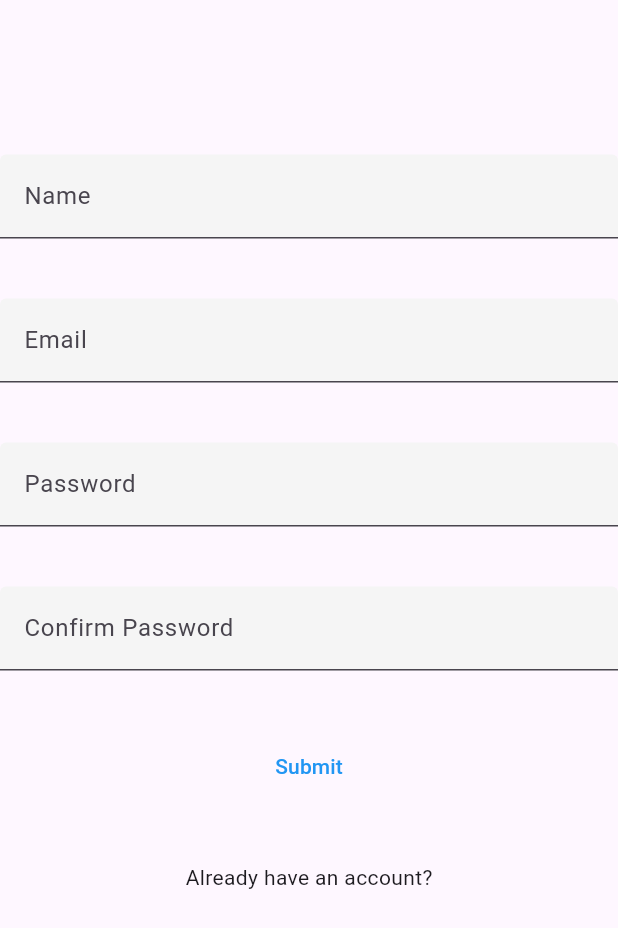
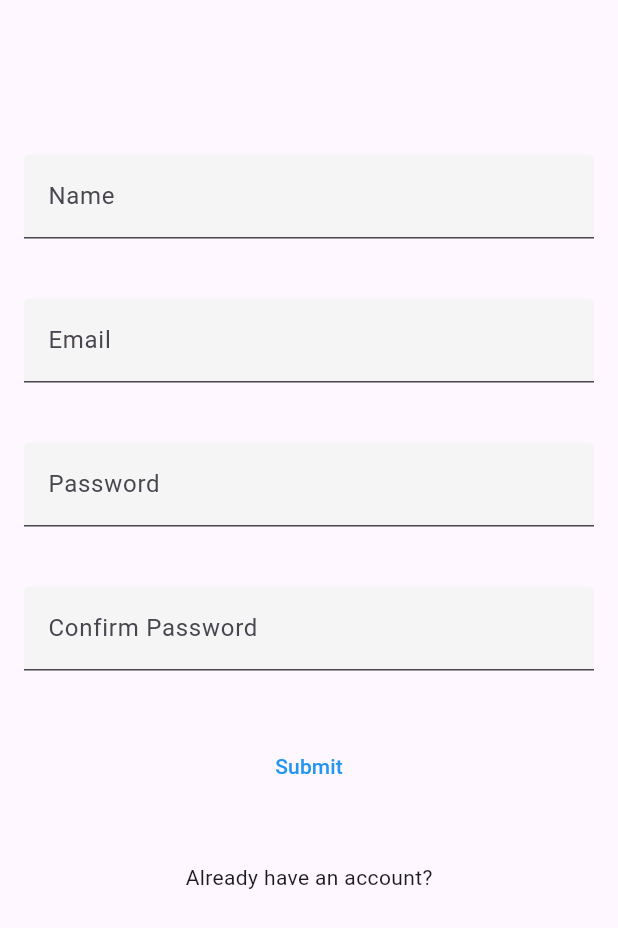
Before and after one commit to wallas938/firebase_auth_tuto, a Flutter app: the MyLoginPage screen opened by its route, after a tap on "Create an account?", on a phone screen of 412 x 824 dp. Shown: the top 928 px of the screen. Run offline on Flutter 3.47's test engine with Material 3 defaults, Android fonts, the phone set to English and light mode, and no system bars; our stand-ins replace firebase_core; accounts and stored records are empty; statements that could not run were skipped.

Commit message:
gerer le submit

```diff
--- a/lib/main.dart
+++ b/lib/main.dart
@@ -56,7 +56,7 @@ class FieldData {
   TextEditingController textEditingController;
   FocusNode focusNode;
   bool isFocused;
-  bool errorState;
+  bool hasError;
   String? errorMessage;
 
   FieldData(
@@ -64,7 +64,7 @@ class FieldData {
       required this.focusNode,
       required this.isFocused,
       required this.errorMessage,
-      required this.errorState});
+      required this.hasError});
 }
 
 class MyApp extends StatelessWidget {
@@ -99,7 +99,6 @@ class _MyLoginPageState extends State<MyLoginPage> {
   @override
   Widget build(BuildContext context) {
     final screenH = MediaQuery.of(context).size.height;
-    print("screenH : $screenH");
     return Scaffold(
         body: Padding(
       padding: EdgeInsets.only(top: screenH / 4),
@@ -180,14 +179,11 @@ class _MySignupPageState extends State<SignupPage> {
             focusNode: FocusNode(),
             isFocused: false,
             errorMessage: null,
-            errorState: false)
+            hasError: false)
       });
       fieldsData[name]?.focusNode.addListener(() {
         setState(() {
           fieldsData[name]?.isFocused = fieldsData[name]!.focusNode.hasFocus;
-          if (kDebugMode) {
-            print(fieldsData[name]?.isFocused);
-          }
         });
       });
     }
@@ -200,10 +196,10 @@ class _MySignupPageState extends State<SignupPage> {
           {
             if (value.isEmpty) {
               fieldsData[field]?.errorMessage = 'Name cannot be empty.';
-              fieldsData[field]?.errorState = true;
+              fieldsData[field]?.hasError = true;
             } else {
               fieldsData[field]?.errorMessage = null;
-              fieldsData[field]?.errorState = false;
+              fieldsData[field]?.hasError = false;
             }
           }
         case 'email':
@@ -211,10 +207,10 @@ class _MySignupPageState extends State<SignupPage> {
             if (value.isEmpty || !regex.hasMatch(value)) {
               fieldsData[field]?.errorMessage =
                   'Entered email is not correctly formated.';
-              fieldsData[field]?.errorState = true;
+              fieldsData[field]?.hasError = true;
             } else {
               fieldsData[field]?.errorMessage = null;
-              fieldsData[field]?.errorState = false;
+              fieldsData[field]?.hasError = false;
             }
           }
         case 'password':
@@ -222,10 +218,10 @@ class _MySignupPageState extends State<SignupPage> {
             if (value.length < 6) {
               fieldsData[field]?.errorMessage =
                   'Your password must be at least six characters long.';
-              fieldsData[field]?.errorState = true;
+              fieldsData[field]?.hasError = true;
             } else {
               fieldsData[field]?.errorMessage = null;
-              fieldsData[field]?.errorState = false;
+              fieldsData[field]?.hasError = false;
             }
           }
         case 'confirmedPassword':
@@ -233,11 +229,11 @@ class _MySignupPageState extends State<SignupPage> {
             if (tempPassword.isNotEmpty && value != tempPassword ||
                 tempPassword.isEmpty) {
               fieldsData[field]?.errorMessage = 'Both passwords do not match.';
-              fieldsData[field]?.errorState = true;
+              fieldsData[field]?.hasError = true;
               errors[field] = 'Both passwords do not match';
             } else {
               fieldsData[field]?.errorMessage = null;
-              fieldsData[field]?.errorState = false;
+              fieldsData[field]?.hasError = false;
             }
           }
       }
@@ -255,8 +251,7 @@ class _MySignupPageState extends State<SignupPage> {
   }
 
   void signup() {
-    if (kDebugMode) {
-    }
+    if (kDebugMode) {}
   }
 
   @override
@@ -265,6 +260,8 @@ class _MySignupPageState extends State<SignupPage> {
     return Scaffold(
         body: Padding(
       padding: EdgeInsets.only(top: screenH / 8),
+      child: Padding(
+        padding: const EdgeInsets.symmetric(horizontal: 16.0),
         child: Center(
           child: SizedBox(
             width: 500,
@@ -280,16 +277,17 @@ class _MySignupPageState extends State<SignupPage> {
                       labelText: "Name",
                       filled: true,
                       fillColor: Colors.grey[100],
-                    errorText: fieldsData['name']?.errorMessage),
+                      errorText: !fieldsData['name']!.isFocused &&
+                              fieldsData['name']!.hasError
+                          ? fieldsData['name']?.errorMessage
+                          : null),
                 ),
                 const SizedBox(
                   height: 40,
                 ),
                 TextField(
                   onChanged: (text) {
-                  if (!fieldsData['email']!.isFocused) {
                     validateFieldValues('email', text);
-                  }
                   },
                   focusNode: fieldsData['email']?.focusNode,
                   controller: fieldsData['email']?.textEditingController,
@@ -298,7 +296,10 @@ class _MySignupPageState extends State<SignupPage> {
                       labelText: "Email",
                       filled: true,
                       fillColor: Colors.grey[100],
-                    errorText: fieldsData['email']?.errorMessage), // Conditionner l'affichage du message avec errorState
+                      errorText: !fieldsData['email']!.isFocused &&
+                              fieldsData['email']!.hasError
+                          ? fieldsData['email']?.errorMessage
+                          : null),
                 ),
                 const SizedBox(
                   height: 40,
@@ -308,13 +309,17 @@ class _MySignupPageState extends State<SignupPage> {
                     tempPassword = text;
                     validateFieldValues('password', text);
                   },
+                  focusNode: fieldsData['password']?.focusNode,
                   controller: fieldsData['password']?.textEditingController,
                   decoration: InputDecoration(
                       hintText: 'Enter your password',
                       labelText: "Password",
                       filled: true,
                       fillColor: Colors.grey[100],
-                    errorText: fieldsData['password']?.errorMessage),
+                      errorText: !fieldsData['password']!.isFocused &&
+                              fieldsData['password']!.hasError
+                          ? fieldsData['password']?.errorMessage
+                          : null),
                 ),
                 const SizedBox(
                   height: 40,
@@ -330,7 +335,10 @@ class _MySignupPageState extends State<SignupPage> {
                       labelText: "Confirm Password",
                       filled: true,
                       fillColor: Colors.grey[100],
-                    errorText: fieldsData['confirmedPassword']?.errorMessage),
+                      errorText: !fieldsData['confirmedPassword']!.isFocused &&
+                              fieldsData['confirmedPassword']!.hasError
+                          ? fieldsData['confirmedPassword']?.errorMessage
+                          : null),
                 ),
                 const SizedBox(
                   height: 40,
@@ -366,6 +374,7 @@ class _MySignupPageState extends State<SignupPage> {
             ),
           ),
         ),
+      ),
     ));
   }
 }
```
Lines whose indentation alone changed are shown as unchanged.
